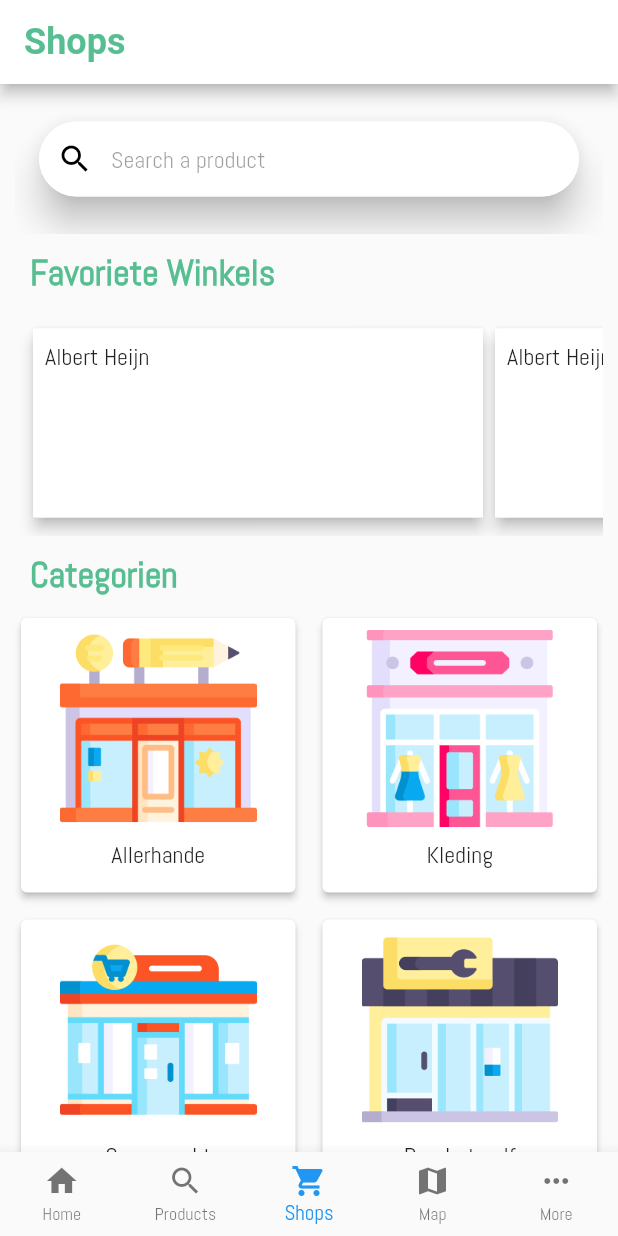
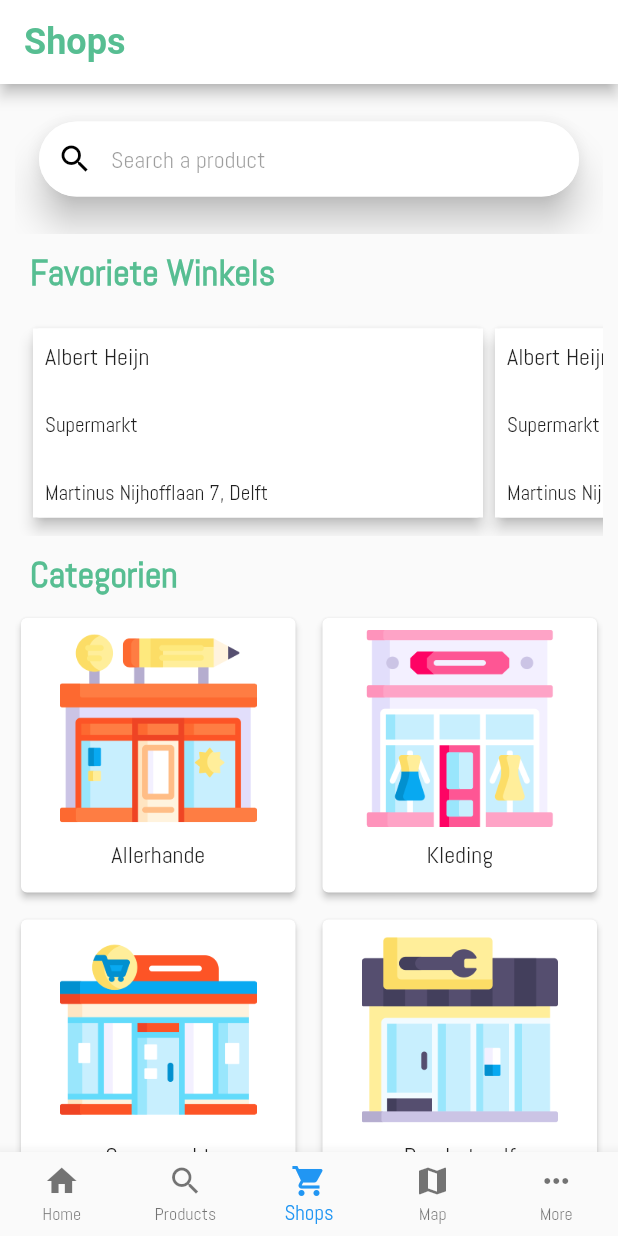
Before and after one commit to abel-vs/shapp, a Flutter app: the screen it shows after launch, item 3 of the bottom bar chosen, on a phone screen of 412 x 824 dp. Run offline on Flutter 3.47's test engine with Material 2 defaults, Android fonts, the phone set to English and light mode, and no system bars; our stand-ins replace google_maps_flutter, location, share.

Commit message:
Almost nothing

```diff
--- a/lib/widgets/shop_card.dart
+++ b/lib/widgets/shop_card.dart
@@ -1,6 +1,7 @@
 import 'package:flutter/material.dart';
 
 class ShopCard extends StatelessWidget {
+
   const ShopCard({
     Key key,
   }) : super(key: key);
@@ -14,11 +15,14 @@ class ShopCard extends StatelessWidget {
         padding: EdgeInsets.all(8),
         child: Column(
           crossAxisAlignment: CrossAxisAlignment.start,
+          mainAxisAlignment: MainAxisAlignment.spaceBetween,
           children: [
             Text(
               "Albert Heijn",
               style: Theme.of(context).textTheme.subtitle1,
             ),
+            Text("Supermarkt"),
+            Text("Martinus Nijhofflaan 7, Delft"),
           ],
         ),
       ),
```
